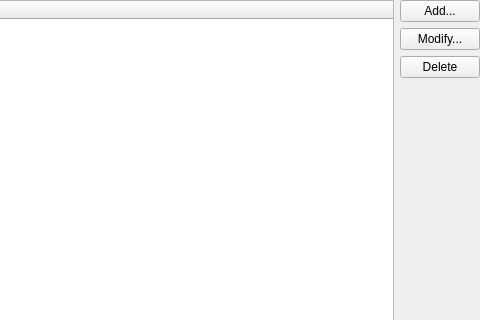
Before: the Qt Designer form agents/archivemailagent/ui/archivemailwidget.ui in KDE/kmail, drawn with Qt 5; both pictures show x 201 to 681 and y 0 to 320 of the 681 by 634 pixel window.
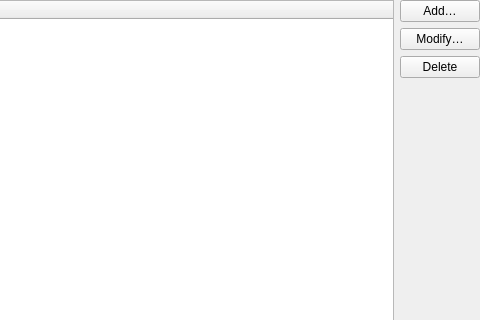
After: the same form once the commit is applied.

The edit to the form file:
```diff
--- a/agents/archivemailagent/ui/archivemailwidget.ui
+++ b/agents/archivemailagent/ui/archivemailwidget.ui
@@ -28,14 +28,14 @@
      <item>
       <widget class="QPushButton" name="addItem">
        <property name="text">
-        <string>Add...</string>
+        <string>Add…</string>
        </property>
       </widget>
      </item>
      <item>
       <widget class="QPushButton" name="modifyItem">
        <property name="text">
-        <string>Modify...</string>
+        <string>Modify…</string>
        </property>
       </widget>
      </item>
```
